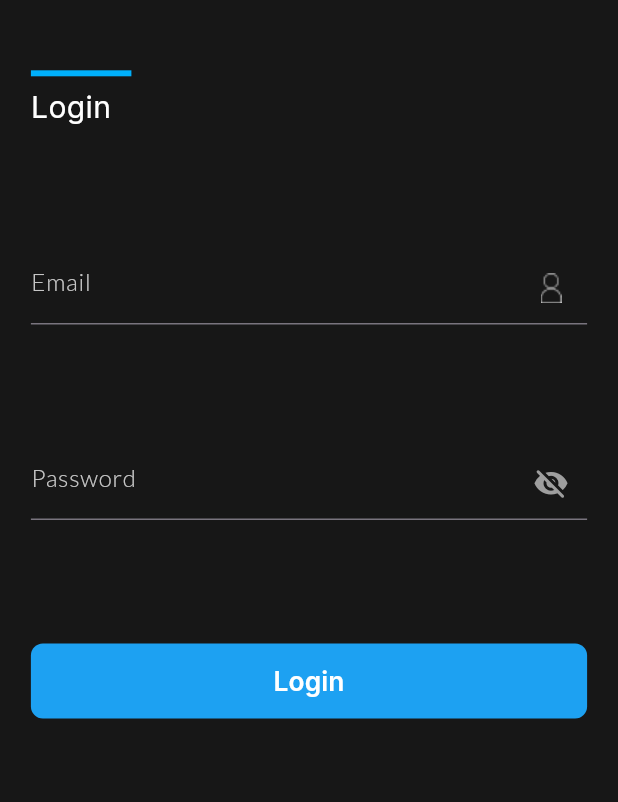
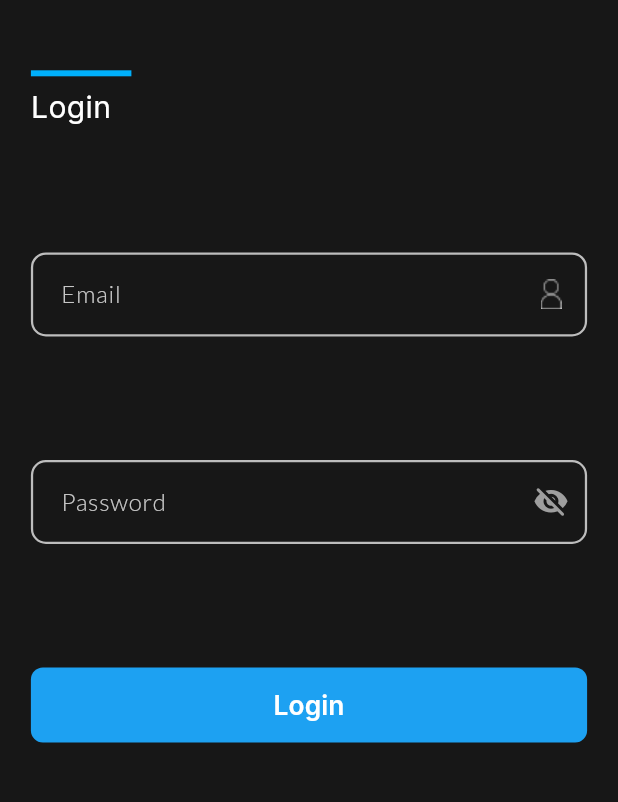
Before and after one commit to WalletGuruLLC/wg-mobile, a Flutter app: the screen it shows after launch, on a phone screen of 412 x 824 dp, the part 74-876 px from its top. Run offline on Flutter 3.47's test engine with Material 3 defaults, Android fonts, the phone set to English and light mode, and no system bars; our stand-ins replace either_dart, equatable, flutter_bloc, go_router, google_fonts, kiwi and 1 more; generated files the repository leaves out were written again.

Commit message:
[Feature/Add] Se agregan estilos para hacer reutilizable el base text

```diff
--- a/lib/presentation/core/widgets/base_text_form_field.dart
+++ b/lib/presentation/core/widgets/base_text_form_field.dart
@@ -2,11 +2,11 @@ import 'package:flutter/material.dart';
 import 'package:flutter/services.dart';
 import 'package:google_fonts/google_fonts.dart';
 import 'package:wallet_guru/presentation/core/styles/schemas/app_color_schema.dart';
+import 'package:wallet_guru/presentation/core/styles/text_styles/app_text_styles.dart';
 
 class BaseTextFormField extends StatefulWidget {
   final void Function(String?, bool)? onChanged;
-  final String? Function(String?, BuildContext)?
-      validator; // Keep the validator type
+  final String? Function(String?, BuildContext)? validator;
   final List<TextInputFormatter>? inputFormatters;
   final TextInputType? keyboardType;
   final InputDecoration? decoration;
@@ -20,6 +20,9 @@ class BaseTextFormField extends StatefulWidget {
   final int? maxLength;
   final TextAlign textAlign;
   final Widget? widget;
+  final String? hintText;
+  final TextStyle? hintStyle;
+  final Widget? suffixIcon;
 
   const BaseTextFormField({
     super.key,
@@ -38,6 +41,9 @@ class BaseTextFormField extends StatefulWidget {
     this.widget,
     this.maxLength,
     this.textAlign = TextAlign.start,
+    this.hintText,
+    this.hintStyle,
+    this.suffixIcon,
   });
 
   @override
@@ -88,10 +94,13 @@ class _BaseTextFormField extends State<BaseTextFormField> {
   bool _isValid() => null == widget.validator?.call(_controller.text, context);
 
   InputDecoration _buildDefaultDecoration() {
-    OutlineInputBorder defaultBorder = OutlineInputBorder(
-      borderRadius: BorderRadius.circular(24.0), // Rounded corners
+    print(widget.hintText);
+    final OutlineInputBorder defaultBorder = OutlineInputBorder(
+      borderRadius: BorderRadius.circular(10.0),
       borderSide: BorderSide(
-          color: Colors.grey[400]!, width: 1.5), // Default border color
+        color: Colors.grey[400]!,
+        width: 1.5,
+      ),
     );
 
     OutlineInputBorder errorBorder = defaultBorder.copyWith(
@@ -105,15 +114,17 @@ class _BaseTextFormField extends State<BaseTextFormField> {
       border: defaultBorder,
       enabledBorder: defaultBorder,
       focusedBorder: defaultBorder.copyWith(
-        borderSide: BorderSide(
-            color: Theme.of(context).primaryColor,
-            width: 1.5), // Focused border color
+        borderSide: BorderSide(color: Colors.grey[400]!, width: 1.5),
       ),
+      hintText: widget.hintText,
+      hintStyle: AppTextStyles.formText,
       errorBorder: errorBorder,
+      errorMaxLines: 5,
       focusedErrorBorder: errorBorder,
+      floatingLabelBehavior: FloatingLabelBehavior.never,
       contentPadding: const EdgeInsets.symmetric(
           vertical: 16.0, horizontal: 16.0), // Adjust padding
-      suffixIcon: Icon(Icons.person_outline, color: Colors.grey[400]),
+      suffixIcon: widget.suffixIcon,
     );
   }
 }
--- a/lib/presentation/core/widgets/email_form.dart
+++ b/lib/presentation/core/widgets/email_form.dart
@@ -35,19 +35,14 @@ class EmailForm extends StatelessWidget {
         BaseTextFormField(
           enabled: enabled,
           initialValue: initialValue,
-          maxLength: 10,
           keyboardType: TextInputType.text,
-          decoration: InputDecoration(
-            counterText: '',
-            hintText: l10n.email,
-            hintStyle: AppTextStyles.formText,
-            floatingLabelBehavior: FloatingLabelBehavior.never,
-            suffixIcon: Image.asset(
-              Assets.emailLogo,
-              width: 20,
-              height: 20,
-            ),
+          hintStyle: AppTextStyles.formText,
+          suffixIcon: Image.asset(
+            Assets.emailLogo,
+            width: 20,
+            height: 20,
           ),
+          hintText: l10n.email,
           validator: (value, context) => Validators.validatePhoneNumber(value),
           onChanged: onChanged,
         ),
--- a/lib/presentation/core/widgets/password_form.dart
+++ b/lib/presentation/core/widgets/password_form.dart
@@ -28,6 +28,13 @@ class _PasswordFormState extends State<PasswordForm> {
 
   @override
   Widget build(BuildContext context) {
+    final OutlineInputBorder defaultBorder = OutlineInputBorder(
+      borderRadius: BorderRadius.circular(10.0),
+      borderSide: BorderSide(
+        color: Colors.grey[400]!,
+        width: 1.5,
+      ),
+    );
     return Column(
       crossAxisAlignment: CrossAxisAlignment.start,
       children: [
@@ -39,14 +46,10 @@ class _PasswordFormState extends State<PasswordForm> {
         BaseTextFormField(
           enabled: widget.enabled,
           initialValue: widget.initialValue,
-          maxLength: 10,
           keyboardType: TextInputType.text,
           obscureText: _obscureText,
-          decoration: InputDecoration(
-            counterText: '',
           hintText: 'Password',
           hintStyle: AppTextStyles.formText,
-            floatingLabelBehavior: FloatingLabelBehavior.never,
           suffixIcon: GestureDetector(
             onTap: () {
               setState(() {
@@ -60,7 +63,6 @@ class _PasswordFormState extends State<PasswordForm> {
               color: Colors.grey,
             ),
           ),
-          ),
           validator: (value, context) => Validators.validatePassword(value),
           onChanged: widget.onChanged,
         ),
```
Lines whose indentation alone changed are shown as unchanged.
